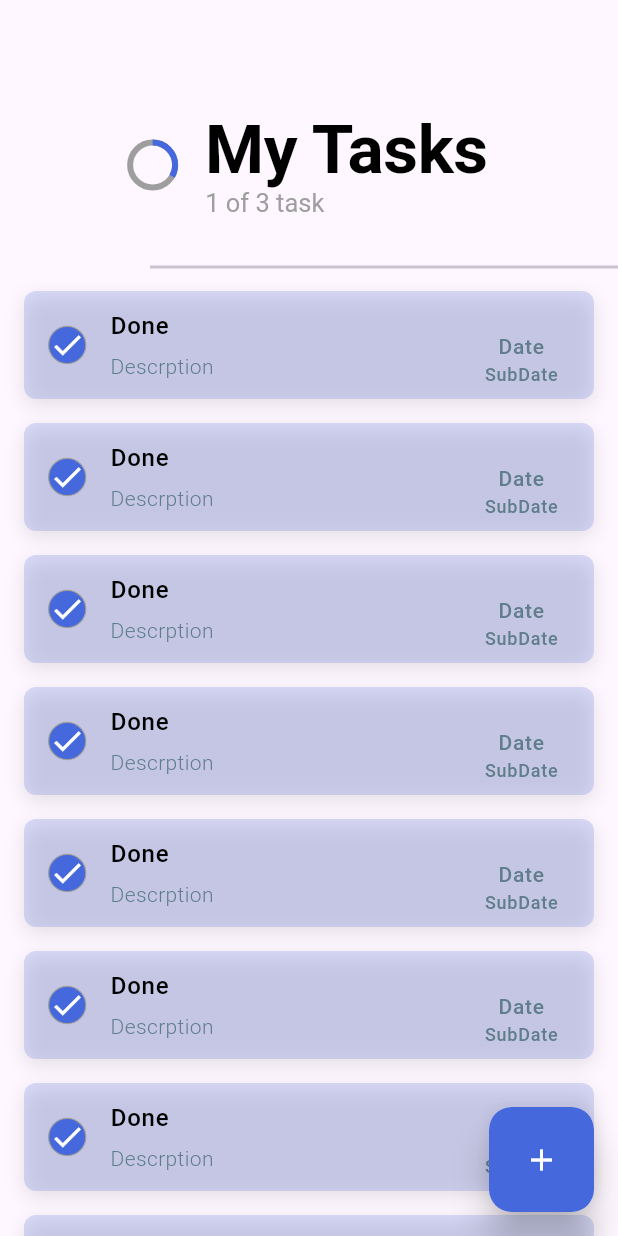
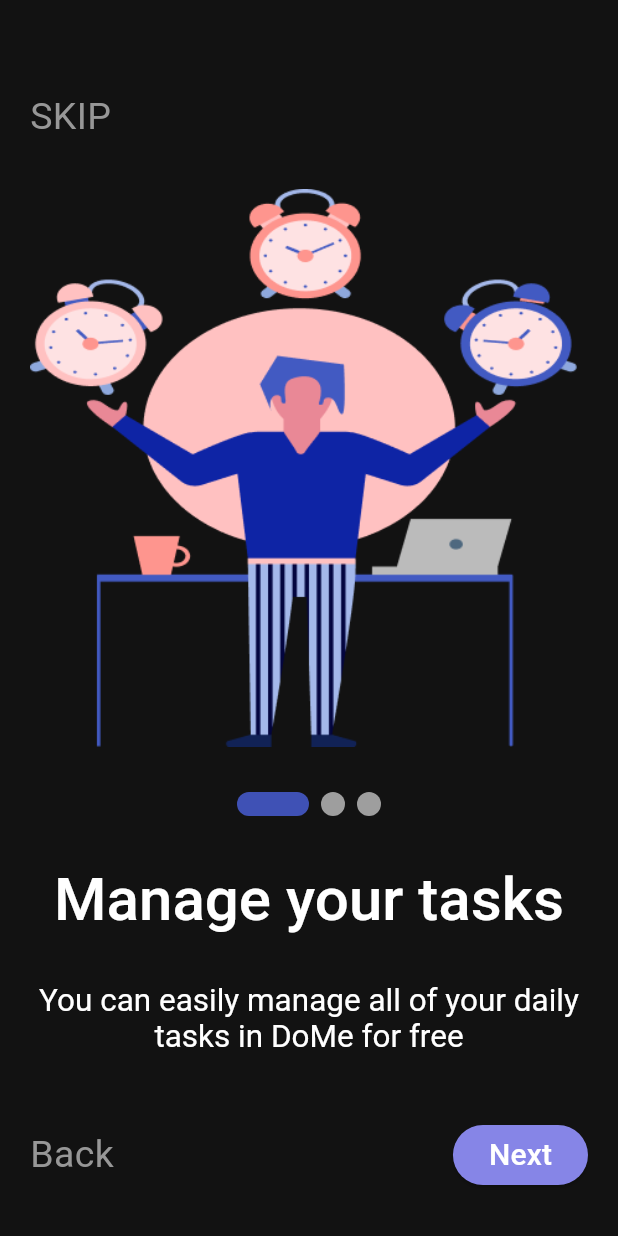
Before and after one commit to AbdulazizShaban2003/ToDo_App, a Flutter app: the screen it shows after launch, on a phone screen of 412 x 824 dp. Run offline on Flutter 3.47's test engine with Material 3 defaults, Android fonts, the phone set to English and light mode, and no system bars; drawn by our look-alikes of smooth_page_indicator; our stand-ins replace sqflite; accounts and stored records are empty.

Commit message:
auth feature part 1

```diff
--- a/lib/core/utils/app_asstes.dart
+++ b/lib/core/utils/app_asstes.dart
@@ -0,0 +1,6 @@
+class AppAsstes {
+  static const String logoApp = "asstes/image/logo.png";
+  static const String onBoarding1 = "asstes/image/onBoarding1.png";
+  static const String onBoarding2 = "asstes/image/onBoarding2.png.png";
+  static const String onBoarding3 = "asstes/image/onBoarding3.png";
+}
--- a/lib/core/utils/app_strings.dart
+++ b/lib/core/utils/app_strings.dart
@@ -14,5 +14,18 @@ class MyString {
   static const String updateTaskString = "Update Task";
   static const String oopsMsg = "Oops!";
   static const String areYouSure = "Are You Sure?";
-
+  static const String nameApp = "UpTodo";
+  static const String skip = "SKIP";
+  static const String next = "Next";
+  static const String back = "Back";
+  static const String getStarted = "Get Started";
+  static const String titleOnBoardingPage1 = "Manage your tasks";
+  static const String subtitleOnBoardingPage1 =
+      "You can easily manage all of your daily tasks in DoMe for free";
+  static const String titleOnBoardingPage2 = "Create daily routine";
+  static const String subtitleOnBoardingPage2 =
+      "In Uptodo  you can create your personalized routine to stay productive";
+  static const String titleOnBoardingPage3 = "Organaize your tasks";
+  static const String subtitleOnBoardingPage3 =
+      "You can organize your daily tasks by adding your tasks into separate categories";
 }
--- /dev/null
+++ b/lib/features/auth/data/onBoarding_model.dart
@@ -0,0 +1,33 @@
+import 'package:todo_app/core/utils/app_strings.dart';
+
+import '../../../core/utils/app_asstes.dart' show AppAsstes;
+
+class OnBoardingModel {
+  final String imgPath;
+  final String title;
+  final String subTitle;
+
+  OnBoardingModel({
+    required this.imgPath,
+    required this.title,
+    required this.subTitle,
+  });
+
+  static List<OnBoardingModel> listOnBoardingView = [
+    OnBoardingModel(
+      imgPath: AppAsstes.onBoarding1,
+      title: MyString.titleOnBoardingPage1,
+      subTitle: MyString.subtitleOnBoardingPage1,
+    ),
+    OnBoardingModel(
+      imgPath: AppAsstes.onBoarding2,
+      title: MyString.titleOnBoardingPage2,
+      subTitle: MyString.subtitleOnBoardingPage2,
+    ),
+    OnBoardingModel(
+      imgPath: AppAsstes.onBoarding3,
+      title: MyString.titleOnBoardingPage3,
+      subTitle: MyString.subtitleOnBoardingPage3,
+    ),
+  ];
+}
--- /dev/null
+++ b/lib/features/auth/screens/onBoarding_view.dart
@@ -0,0 +1,40 @@
+import 'package:flutter/material.dart';
+import 'package:todo_app/core/utils/app_color.dart';
+import 'package:todo_app/features/auth/widgets/custom_body_onBoarding_view.dart';
+
+class OnboardingView extends StatefulWidget {
+  const OnboardingView({super.key});
+
+  @override
+  State<OnboardingView> createState() => _OnboardingViewState();
+}
+
+class _OnboardingViewState extends State<OnboardingView> {
+  final PageController controller = PageController();
+
+  @override
+  Widget build(BuildContext context) {
+    return Scaffold(
+      backgroundColor: AppColor.blackColor,
+      body: Padding(
+        padding: const EdgeInsets.only(top: 60, left: 20, right: 20),
+        child: Column(
+          children: [
+            Expanded(
+              child: PageView.builder(
+                controller: controller,
+                itemCount: 3,
+                itemBuilder: (context, index) {
+                  return CustomBodyOnBoardingView(
+                    index: index,
+                    controller: controller,
+                  );
+                },
+              ),
+            ),
+          ],
+        ),
+      ),
+    );
+  }
+}
--- /dev/null
+++ b/lib/features/auth/screens/splash_screen.dart
@@ -0,0 +1,66 @@
+import 'package:flutter/material.dart';
+import 'package:todo_app/core/utils/app_color.dart';
+import 'package:todo_app/core/utils/app_strings.dart';
+import '../../../core/utils/app_asstes.dart';
+
+class SplashScreen extends StatefulWidget {
+  const SplashScreen({super.key});
+
+  @override
+  _SplashScreenState createState() => _SplashScreenState();
+}
+
+class _SplashScreenState extends State<SplashScreen> with SingleTickerProviderStateMixin {
+  late AnimationController _controller;
+  late Animation<double> _scaleAnimation;
+  late Animation<Offset> _textSlideAnimation;
+
+  @override
+  void initState() {
+    super.initState();
+    _controller = AnimationController(
+      vsync: this,
+      duration: Duration(seconds: 2),
+    );
+
+    _scaleAnimation = Tween<double>(begin: 0.5, end: 1).animate(
+      CurvedAnimation(parent: _controller, curve: Curves.easeOutBack),
+    );
+
+    _textSlideAnimation = Tween<Offset>(begin: Offset(0, 1), end: Offset(0, 0)).animate(
+      CurvedAnimation(parent: _controller, curve: Curves.easeOut),
+    );
+
+    _controller.forward();
+  }
+
+  @override
+  Widget build(BuildContext context) {
+    TextTheme theme = Theme.of(context).textTheme;
+    return Scaffold(
+      backgroundColor: AppColor.blackColor,
+      body: Center(
+        child: Column(
+          mainAxisAlignment: MainAxisAlignment.center,
+          children: [
+            ScaleTransition(
+              scale: _scaleAnimation,
+              child: Image(image: AssetImage(AppAsstes.logoApp)),
+            ),
+            SizedBox(height: 15),
+            SlideTransition(
+              position: _textSlideAnimation,
+              child: Text( MyString.nameApp,  style: theme.titleLarge),
+            ),
+          ],
+        ),
+      ),
+    );
+  }
+
+  @override
+  void dispose() {
+    _controller.dispose();
+    super.dispose();
+  }
+}
--- /dev/null
+++ b/lib/features/auth/widgets/custom_body_onBoarding_view.dart
@@ -0,0 +1,85 @@
+import 'package:flutter/material.dart';
+import 'package:smooth_page_indicator/smooth_page_indicator.dart';
+import 'package:todo_app/core/utils/app_color.dart';
+import 'package:todo_app/core/utils/app_strings.dart';
+import 'package:todo_app/features/auth/data/onBoarding_model.dart';
+
+class CustomBodyOnBoardingView extends StatelessWidget {
+  final PageController controller ;
+  final int index;
+
+  const CustomBodyOnBoardingView({super.key, required this.index, required this.controller});
+
+  @override
+  Widget build(BuildContext context) {
+    TextTheme theme = Theme.of(context).textTheme;
+
+    return Column(
+      children: [
+        Align(
+          alignment: Alignment.topLeft,
+          child: Text(
+            MyString.skip,
+            style: TextStyle(color: AppColor.GreyColor, fontSize: 25),
+          ),
+        ),
+        SizedBox(height: 30),
+        Column(
+          mainAxisAlignment: MainAxisAlignment.center,
+          children: [
+            Image(
+              image: AssetImage(
+                OnBoardingModel.listOnBoardingView[index].imgPath,
+              ),
+            ),
+            const SizedBox(height: 30),
+            SmoothPageIndicator(
+              controller: controller,
+              count: 3,
+              effect: ExpandingDotsEffect(),
+            ),
+            const SizedBox(height: 30),
+
+            Text(
+              OnBoardingModel.listOnBoardingView[index].title,
+              style: theme.titleLarge!.copyWith(fontSize: 40),
+              textAlign: TextAlign.center,
+            ),
+
+            const SizedBox(height: 30),
+
+            Text(
+              OnBoardingModel.listOnBoardingView[index].subTitle,
+              style: theme.displayMedium,
+              textAlign: TextAlign.center,
+            ),
+          ],
+        ),
+        Spacer(),
+
+        Padding(
+          padding: const EdgeInsets.only(bottom: 30),
+          child: Row(
+            children: [
+              Text(
+                MyString.back,
+                style: TextStyle(color: AppColor.GreyColor, fontSize: 25),
+              ),
+              Spacer(),
+              ElevatedButton(
+                onPressed: () {},
+                style: ElevatedButton.styleFrom(
+                  backgroundColor: AppColor.primaryLightColor,
+                ),
+                child: Text(
+                  MyString.next,
+                  style: TextStyle(fontSize: 20, color: AppColor.whiteColor),
+                ),
+              ),
+            ],
+          ),
+        ),
+      ],
+    );
+  }
+}
--- a/lib/main.dart
+++ b/lib/main.dart
@@ -1,4 +1,6 @@
 import 'package:flutter/material.dart';
+import 'package:todo_app/features/auth/screens/onBoarding_view.dart';
+import 'package:todo_app/features/auth/screens/splash_screen.dart';
 import 'package:todo_app/features/home/home_view.dart';
 
 void main() {
@@ -40,8 +42,8 @@ class MyApp extends StatelessWidget {
             fontSize: 17,
           ),
           titleLarge: TextStyle(
-            color: Colors.black,
-            fontSize: 40,
+            color: Colors.white,
+            fontSize: 60,
             fontWeight: FontWeight.w500,
           ),
           titleMedium: TextStyle(
@@ -50,8 +52,10 @@ class MyApp extends StatelessWidget {
             fontWeight: FontWeight.w500,
           ),
         ),
+
       ),
-      home: const HomeView(),
+
+      home: const OnboardingView(),
     );
   }
 }
--- a/pubspec.yaml
+++ b/pubspec.yaml
@@ -44,6 +44,7 @@ dependencies:
   hive_flutter: ^1.1.0
   hive: ^2.2.3
   sqflite: ^2.4.2
+  smooth_page_indicator: ^1.2.1
 
 dev_dependencies:
   flutter_test:
@@ -71,8 +72,8 @@ flutter:
   uses-material-design: true
 
   # To add assets to your application, add an assets section, like this:
-  # assets:
-  #   - images/a_dot_burr.jpeg
+  assets:
+    - asstes/image/
   #   - images/a_dot_ham.jpeg
 
   # An image asset can refer to one or more resolution-specific "variants", see
```
Also changed, not shown: asstes/image/logo.png (added), asstes/image/onBoarding1.png (added), asstes/image/onBoarding2.png (added), asstes/image/onBoarding3.png (added), pubspec.lock.
